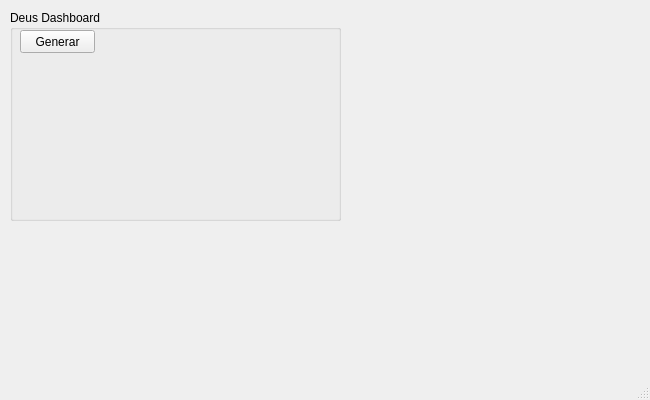
Qt form mainwindow.ui (eadan97/estructuras2) before a commit.
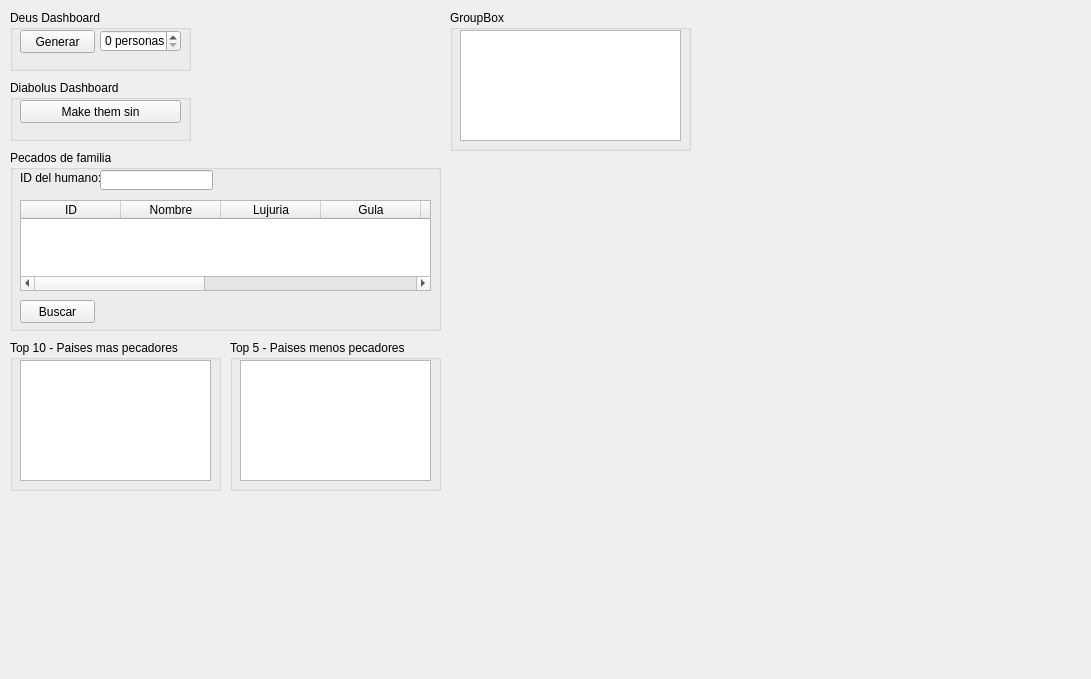
The same form after that commit.

Commit message: +AVL ahora solo funciona con punteros +Operators de Persona +Bug Fixes

```diff
--- a/mainwindow.ui
+++ b/mainwindow.ui
@@ -6,8 +6,8 @@
    <rect>
     <x>0</x>
     <y>0</y>
-    <width>650</width>
-    <height>400</height>
+    <width>1091</width>
+    <height>679</height>
    </rect>
   </property>
   <property name="windowTitle">
@@ -19,8 +19,8 @@
      <rect>
       <x>10</x>
       <y>10</y>
-      <width>331</width>
-      <height>211</height>
+      <width>181</width>
+      <height>61</height>
      </rect>
     </property>
     <property name="title">
@@ -39,9 +39,232 @@
       <string>Generar</string>
      </property>
     </widget>
+    <widget class="QSpinBox" name="spnGenerarPersonas">
+     <property name="geometry">
+      <rect>
+       <x>90</x>
+       <y>20</y>
+       <width>81</width>
+       <height>22</height>
+      </rect>
+     </property>
+     <property name="suffix">
+      <string> personas</string>
+     </property>
+    </widget>
+   </widget>
+   <widget class="QGroupBox" name="groupBox_2">
+    <property name="geometry">
+     <rect>
+      <x>10</x>
+      <y>80</y>
+      <width>181</width>
+      <height>61</height>
+     </rect>
+    </property>
+    <property name="title">
+     <string>Diabolus Dashboard</string>
+    </property>
+    <widget class="QPushButton" name="btnAgregarPecados">
+     <property name="geometry">
+      <rect>
+       <x>10</x>
+       <y>20</y>
+       <width>161</width>
+       <height>23</height>
+      </rect>
+     </property>
+     <property name="text">
+      <string>Make them sin</string>
+     </property>
+    </widget>
+   </widget>
+   <widget class="QGroupBox" name="groupBox_3">
+    <property name="geometry">
+     <rect>
+      <x>10</x>
+      <y>150</y>
+      <width>431</width>
+      <height>181</height>
+     </rect>
+    </property>
+    <property name="title">
+     <string>Pecados de familia</string>
+    </property>
+    <widget class="QLabel" name="label">
+     <property name="geometry">
+      <rect>
+       <x>10</x>
+       <y>20</y>
+       <width>81</width>
+       <height>16</height>
+      </rect>
+     </property>
+     <property name="text">
+      <string>ID del humano:</string>
+     </property>
+    </widget>
+    <widget class="QLineEdit" name="txtPecadosFamiliaID">
+     <property name="geometry">
+      <rect>
+       <x>90</x>
+       <y>20</y>
+       <width>113</width>
+       <height>20</height>
+      </rect>
+     </property>
+    </widget>
+    <widget class="QPushButton" name="btnPecadosFamilia">
+     <property name="geometry">
+      <rect>
+       <x>10</x>
+       <y>150</y>
+       <width>75</width>
+       <height>23</height>
+      </rect>
+     </property>
+     <property name="text">
+      <string>Buscar</string>
+     </property>
+    </widget>
+    <widget class="QTableWidget" name="tblPecadosFamilia">
+     <property name="geometry">
+      <rect>
+       <x>10</x>
+       <y>50</y>
+       <width>411</width>
+       <height>91</height>
+      </rect>
+     </property>
+     <property name="alternatingRowColors">
+      <bool>true</bool>
+     </property>
+     <attribute name="horizontalHeaderStretchLastSection">
+      <bool>true</bool>
+     </attribute>
+     <column>
+      <property name="text">
+       <string>ID</string>
+      </property>
+     </column>
+     <column>
+      <property name="text">
+       <string>Nombre</string>
+      </property>
+     </column>
+     <column>
+      <property name="text">
+       <string>Lujuria</string>
+      </property>
+     </column>
+     <column>
+      <property name="text">
+       <string>Gula</string>
+      </property>
+     </column>
+     <column>
+      <property name="text">
+       <string>Avaricia</string>
+      </property>
+     </column>
+     <column>
+      <property name="text">
+       <string>Pereza</string>
+      </property>
+     </column>
+     <column>
+      <property name="text">
+       <string>Ira</string>
+      </property>
+     </column>
+     <column>
+      <property name="text">
+       <string>Envidia</string>
+      </property>
+     </column>
+     <column>
+      <property name="text">
+       <string>Soberbia</string>
+      </property>
+     </column>
+    </widget>
+   </widget>
+   <widget class="QGroupBox" name="groupBox_4">
+    <property name="geometry">
+     <rect>
+      <x>10</x>
+      <y>340</y>
+      <width>211</width>
+      <height>151</height>
+     </rect>
+    </property>
+    <property name="title">
+     <string>Top 10 - Paises mas pecadores</string>
+    </property>
+    <widget class="QListWidget" name="lstPaisesMasPecadores">
+     <property name="geometry">
+      <rect>
+       <x>10</x>
+       <y>20</y>
+       <width>191</width>
+       <height>121</height>
+      </rect>
+     </property>
+     <property name="movement">
+      <enum>QListView::Snap</enum>
+     </property>
+    </widget>
+   </widget>
+   <widget class="QGroupBox" name="groupBox_5">
+    <property name="geometry">
+     <rect>
+      <x>230</x>
+      <y>340</y>
+      <width>211</width>
+      <height>151</height>
+     </rect>
+    </property>
+    <property name="title">
+     <string>Top 5 - Paises menos pecadores</string>
+    </property>
+    <widget class="QListWidget" name="lstPaisesMenosPecadores">
+     <property name="geometry">
+      <rect>
+       <x>10</x>
+       <y>20</y>
+       <width>191</width>
+       <height>121</height>
+      </rect>
+     </property>
+     <property name="movement">
+      <enum>QListView::Snap</enum>
+     </property>
+    </widget>
+   </widget>
+   <widget class="QGroupBox" name="groupBox_6">
+    <property name="geometry">
+     <rect>
+      <x>450</x>
+      <y>10</y>
+      <width>241</width>
+      <height>141</height>
+     </rect>
+    </property>
+    <property name="title">
+     <string>GroupBox</string>
+    </property>
+    <widget class="QGraphicsView" name="graphicsView">
+     <property name="geometry">
+      <rect>
+       <x>10</x>
+       <y>20</y>
+       <width>221</width>
+       <height>111</height>
+      </rect>
+     </property>
+    </widget>
    </widget>
   </widget>
-  <widget class="QStatusBar" name="statusBar"/>
  </widget>
  <layoutdefault spacing="6" margin="11"/>
  <resources/>
```
Left out of the diff: 2 changed lines with no effect on the pictures. The commit also changes 7 other files.
